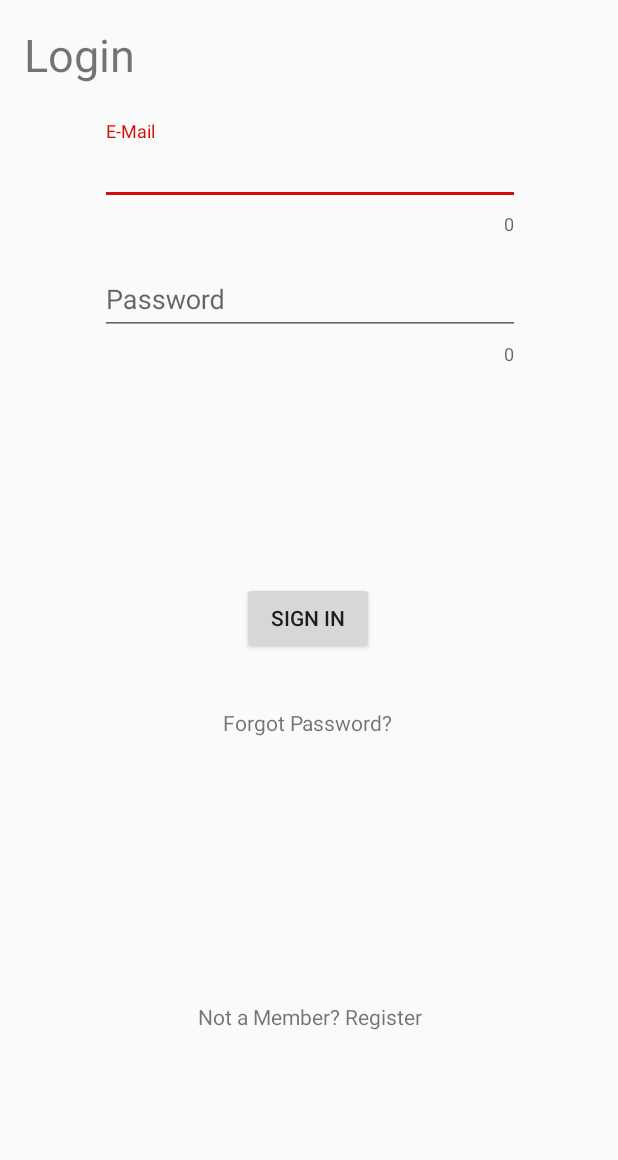
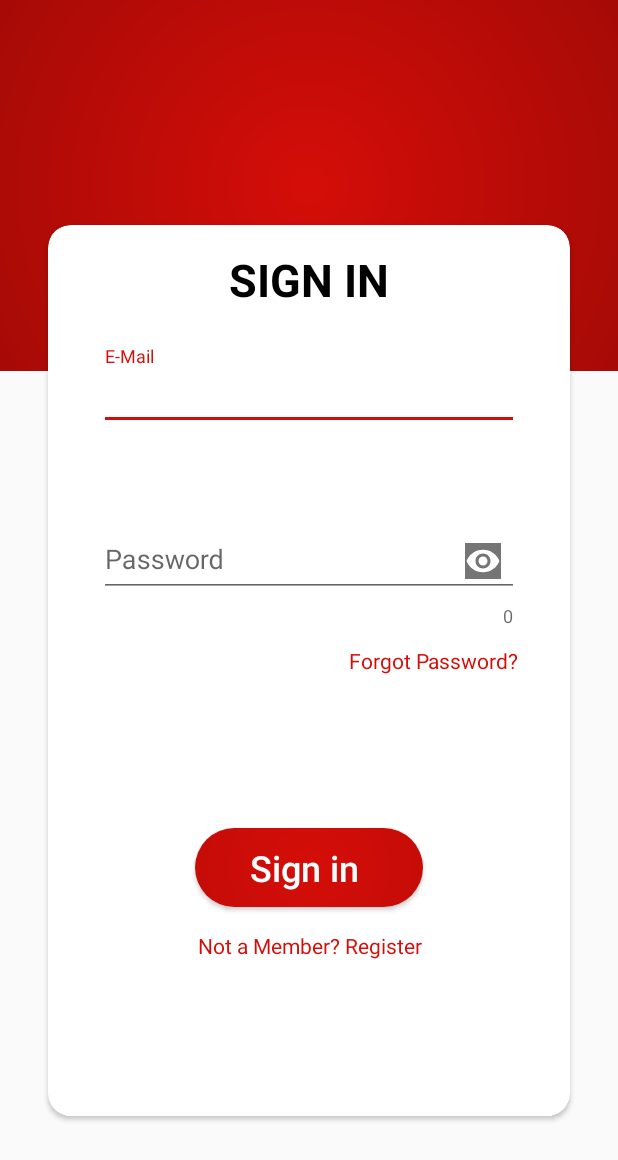
Before and after one commit to rishab247/Teachers-desk, an Android app: the Login screen opened directly, with no data from a screen before it, on a phone screen of 412 x 824 dp. Shown: the top 1160 px of the screen. Run offline under Robolectric (Android 15) with nearby library versions, the phone set to English and light mode, and no system bars; Roboto replaces fonts that are not available here.

Commit message:
sign in screen design

```diff
--- a/app/src/main/java/com/cu/project/SplashActivity.java
+++ b/app/src/main/java/com/cu/project/SplashActivity.java
@@ -19,6 +19,6 @@ public class SplashActivity extends AppCompatActivity {
                 Intent myIntent = new Intent(SplashActivity.this, Welcome.class);
                 startActivity(myIntent);
             }
-        }, 1500);
+        }, 500);
     }
 }
--- a/app/src/main/res/drawable/button.xml
+++ b/app/src/main/res/drawable/button.xml
@@ -1,5 +1,20 @@
 <?xml version="1.0" encoding="utf-8"?>
 <ripple xmlns:android="http://schemas.android.com/apk/res/android"
-    android:color="#ffffff">
-    <item android:drawable="@drawable/transparent_bg_bordered" />
+    android:color="#80FFFFFF">
+    <item>
+
+        <shape  android:shape="rectangle">
+
+            <gradient
+                android:endColor="@color/colorPrimaryDark"
+                android:gradientRadius="800"
+                android:startColor="@color/colorPrimary"
+                android:type="radial" >
+            </gradient>
+            <padding android:padding="1dp" />
+
+
+            <corners android:radius="50dp"/>
+        </shape>
+    </item>
 </ripple>
--- /dev/null
+++ b/app/src/main/res/drawable/radial_gradient.xml
@@ -0,0 +1,12 @@
+<?xml version="1.0" encoding="utf-8"?>
+<shape xmlns:android="http://schemas.android.com/apk/res/android"
+    android:shape="rectangle" >
+
+    <gradient
+         android:endColor="@color/colorPrimaryDark"
+        android:gradientRadius="800"
+        android:startColor="@color/colorPrimary"
+        android:type="radial" >
+    </gradient>
+
+</shape>
--- a/app/src/main/res/layout/activity_login.xml
+++ b/app/src/main/res/layout/activity_login.xml
@@ -1,11 +1,138 @@
 <?xml version="1.0" encoding="utf-8"?>
-<androidx.constraintlayout.widget.ConstraintLayout xmlns:android="http://schemas.android.com/apk/res/android"
+
+<FrameLayout
+    xmlns:android="http://schemas.android.com/apk/res/android"
     xmlns:app="http://schemas.android.com/apk/res-auto"
     xmlns:tools="http://schemas.android.com/tools"
+    android:layout_height="match_parent"
+    android:layout_width="match_parent"
+    tools:context=".Login" >
+
+    <androidx.constraintlayout.widget.ConstraintLayout
+        android:layout_width="match_parent"
+        android:layout_height="match_parent">
+
+        <androidx.constraintlayout.widget.ConstraintLayout
+            android:id="@+id/constraintLayout"
+            android:layout_width="match_parent"
+            android:layout_height="0dp"
+            android:layout_alignParentStart="true"
+            android:layout_alignParentEnd="true"
+            android:background="@drawable/radial_gradient"
+            app:layout_constraintBottom_toTopOf="@+id/guideline"
+            app:layout_constraintEnd_toEndOf="parent"
+            app:layout_constraintHorizontal_bias="0.0"
+            app:layout_constraintStart_toStartOf="parent"
+            app:layout_constraintTop_toTopOf="parent"
+            app:layout_constraintVertical_bias="0.0">
+
+
+        </androidx.constraintlayout.widget.ConstraintLayout>
+
+        <androidx.constraintlayout.widget.Guideline
+            android:id="@+id/guideline"
+            android:layout_width="wrap_content"
+            android:layout_height="wrap_content"
+            android:orientation="horizontal"
+            app:layout_constraintGuide_percent=".30" />
+
+
+    </androidx.constraintlayout.widget.ConstraintLayout>
+
+
+        <androidx.constraintlayout.widget.ConstraintLayout
         android:layout_width="match_parent"
         android:layout_height="match_parent"
-    tools:context=".Login">
+        >
 
+            <!--            <ImageView-->
+<!--                android:id="@+id/imageView"-->
+<!--                android:layout_width="100dp"-->
+<!--                android:layout_height="100dp"-->
+<!--                android:background="@drawable/profile"-->
+<!--                app:layout_constraintBottom_toBottomOf="parent"-->
+<!--                app:layout_constraintEnd_toEndOf="parent"-->
+<!--                app:layout_constraintStart_toStartOf="parent"-->
+<!--                app:layout_constraintTop_toTopOf="parent"-->
+<!--                app:layout_constraintVertical_bias="0.089999974" />-->
+
+            <androidx.cardview.widget.CardView
+                android:id="@+id/cardView2"
+                android:layout_width="0dp"
+                android:layout_height="0dp"
+                android:layout_marginStart="32dp"
+                android:layout_marginTop="150dp"
+                android:layout_marginEnd="32dp"
+                android:layout_marginBottom="80dp"
+                app:cardCornerRadius="15dp"
+                app:layout_constraintBottom_toBottomOf="parent"
+                app:layout_constraintEnd_toEndOf="parent"
+                app:layout_constraintStart_toStartOf="parent"
+                app:layout_constraintTop_toTopOf="parent">
+
+
+                <androidx.constraintlayout.widget.ConstraintLayout
+                    android:layout_width="match_parent"
+
+                    android:layout_height="match_parent">
+
+                    <Button
+                        android:id="@+id/signinloginbutton"
+                        android:layout_width="0dp"
+                        android:layout_height="wrap_content"
+                        android:layout_marginStart="64dp"
+                        android:layout_marginTop="16dp"
+                        android:layout_marginEnd="64dp"
+                        android:layout_marginBottom="16dp"
+                        android:background="@drawable/button"
+                        android:padding="10dp"
+                        android:text="Sign in "
+                        android:textAllCaps="false"
+                        android:textColor="#fff"
+                        android:textSize="24sp"
+                        app:layout_constraintBottom_toBottomOf="parent"
+                        app:layout_constraintEnd_toEndOf="@+id/textInputLayout4"
+                        app:layout_constraintStart_toStartOf="@+id/textInputLayout4"
+                        app:layout_constraintTop_toBottomOf="@+id/forgetpasswordloginbutton"
+                        app:layout_constraintVertical_bias="0.41000003" />
+
+                    <TextView
+                        android:id="@+id/Registerloginbutton"
+                        android:layout_width="wrap_content"
+                        android:layout_height="wrap_content"
+                        android:layout_marginTop="16dp"
+                        android:layout_marginBottom="32dp"
+                        android:text="Not a Member? Register"
+                        android:textColor="@color/colorPrimary"
+                        app:layout_constraintBottom_toBottomOf="parent"
+                        app:layout_constraintEnd_toEndOf="parent"
+                        app:layout_constraintHorizontal_bias="0.505"
+                        app:layout_constraintStart_toStartOf="parent"
+                        app:layout_constraintTop_toBottomOf="@+id/signinloginbutton"
+                        app:layout_constraintVertical_bias="0.0" />
+
+                    <TextView
+                        android:id="@+id/textView2"
+                        android:layout_width="wrap_content"
+                        android:layout_height="wrap_content"
+                        android:layout_marginTop="16dp"
+                        android:text="SIGN IN"
+                        android:textColor="#000"
+                        android:textSize="30sp"
+                        android:textStyle="bold"
+                        app:layout_constraintEnd_toEndOf="parent"
+                        app:layout_constraintStart_toStartOf="parent"
+                        app:layout_constraintTop_toTopOf="parent" />
+
+                    <TextView
+                        android:id="@+id/forgetpasswordloginbutton"
+                        android:layout_width="wrap_content"
+                        android:layout_height="wrap_content"
+                        android:layout_marginTop="12dp"
+                        android:text="Forgot Password?"
+                        android:textColor="@color/colorPrimary"
+                        app:layout_constraintEnd_toEndOf="@+id/textInputLayout4"
+                        app:layout_constraintTop_toBottomOf="@+id/textInputLayout4" />
 
                     <com.google.android.material.textfield.TextInputLayout
                         android:id="@+id/textInputLayout3"
@@ -13,7 +140,6 @@
                         android:layout_height="wrap_content"
                         android:layout_marginTop="24dp"
 
-        app:counterEnabled="true"
                         app:errorEnabled="true"
                         app:layout_constraintEnd_toEndOf="parent"
                         app:layout_constraintHorizontal_bias="0.503"
@@ -21,7 +147,7 @@
                         app:layout_constraintTop_toBottomOf="@+id/textView2">
 
                         <com.google.android.material.textfield.TextInputEditText
-            android:id="@+id/fnameregisteretext"
+                            android:id="@+id/fnamelogintext"
                             android:layout_width="match_parent"
                             android:layout_height="match_parent"
 
@@ -35,63 +161,34 @@
                         android:id="@+id/textInputLayout4"
                         android:layout_width="280dp"
                         android:layout_height="wrap_content"
-        android:layout_marginTop="10dp"
+                        android:layout_marginTop="32dp"
+                        android:layout_marginBottom="32dp"
                         app:counterEnabled="true"
                         app:errorEnabled="true"
+                        app:hintAnimationEnabled="false"
+                        app:layout_constraintBottom_toBottomOf="parent"
                         app:layout_constraintEnd_toEndOf="@+id/textInputLayout3"
-        app:layout_constraintTop_toBottomOf="@+id/textInputLayout3">
+                        app:layout_constraintStart_toStartOf="@+id/textInputLayout3"
+                        app:layout_constraintTop_toBottomOf="@+id/textInputLayout3"
+                        app:layout_constraintVertical_bias="0.0"
+                        app:passwordToggleEnabled="true"
+                        app:passwordToggleTintMode="screen">
 
                         <com.google.android.material.textfield.TextInputEditText
-            android:id="@+id/lnameregisteretext"
+                            android:id="@+id/lnamelogintext"
                             android:layout_width="match_parent"
                             android:layout_height="match_parent"
                             android:hint="Password"
-            android:inputType="textPassword" />
+
+                            android:inputType="textPassword"
+
+                            app:hintAnimationEnabled="true" />
 
                     </com.google.android.material.textfield.TextInputLayout>
 
-    <Button
-        android:id="@+id/signinloginbutton"
-        android:layout_width="wrap_content"
-        android:layout_height="wrap_content"
-        android:layout_marginTop="144dp"
-        android:text="Sign in"
-        app:layout_constraintEnd_toEndOf="parent"
-        app:layout_constraintHorizontal_bias="0.498"
-        app:layout_constraintStart_toStartOf="parent"
-        app:layout_constraintTop_toBottomOf="@+id/textInputLayout4" />
+                </androidx.constraintlayout.widget.ConstraintLayout>
+            </androidx.cardview.widget.CardView>
 
-    <TextView
-        android:id="@+id/forgetpasswordloginbutton"
-        android:layout_width="wrap_content"
-        android:layout_height="wrap_content"
-        android:layout_marginTop="36dp"
-        android:text="Forgot Password?"
-        app:layout_constraintEnd_toEndOf="@+id/signinloginbutton"
-        app:layout_constraintStart_toStartOf="@+id/signinloginbutton"
-        app:layout_constraintTop_toBottomOf="@+id/signinloginbutton" />
-
-    <TextView
-        android:id="@+id/Registerloginbutton"
-        android:layout_width="wrap_content"
-        android:layout_height="wrap_content"
-        android:layout_marginTop="40dp"
-        android:text="Not a Member? Register"
-        app:layout_constraintBottom_toBottomOf="parent"
-        app:layout_constraintEnd_toEndOf="@+id/forgetpasswordloginbutton"
-        app:layout_constraintHorizontal_bias="0.473"
-        app:layout_constraintStart_toStartOf="@+id/forgetpasswordloginbutton"
-        app:layout_constraintTop_toBottomOf="@+id/forgetpasswordloginbutton" />
-
-    <TextView
-        android:id="@+id/textView2"
-        android:layout_width="wrap_content"
-        android:layout_height="wrap_content"
-        android:layout_marginStart="16dp"
-        android:layout_marginTop="16dp"
-        android:text="Login"
-        android:textSize="30sp"
-        app:layout_constraintStart_toStartOf="parent"
-        app:layout_constraintTop_toTopOf="parent" />
 
         </androidx.constraintlayout.widget.ConstraintLayout>
+</FrameLayout>
```
Lines whose indentation alone changed are shown as unchanged.
